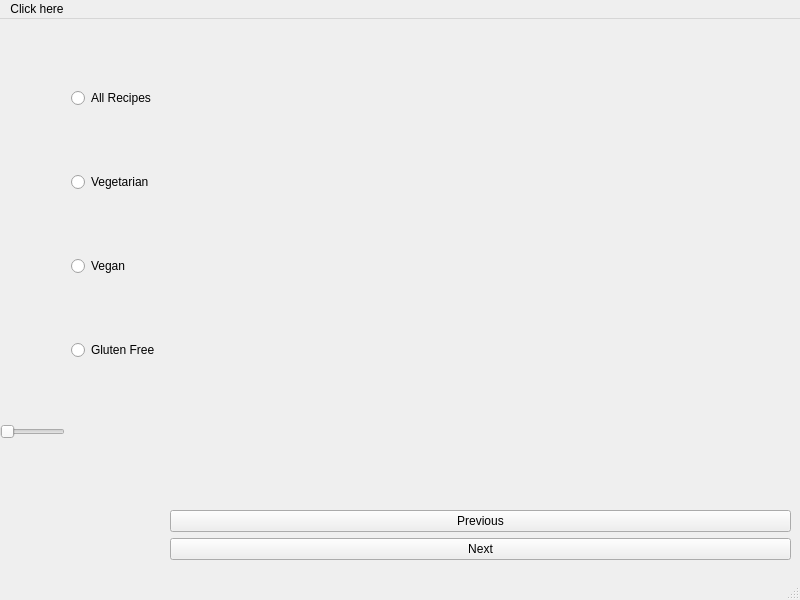
Old version of the form project2023cs4076/mainwindow.ui in the repository jamespb20/cs4076.
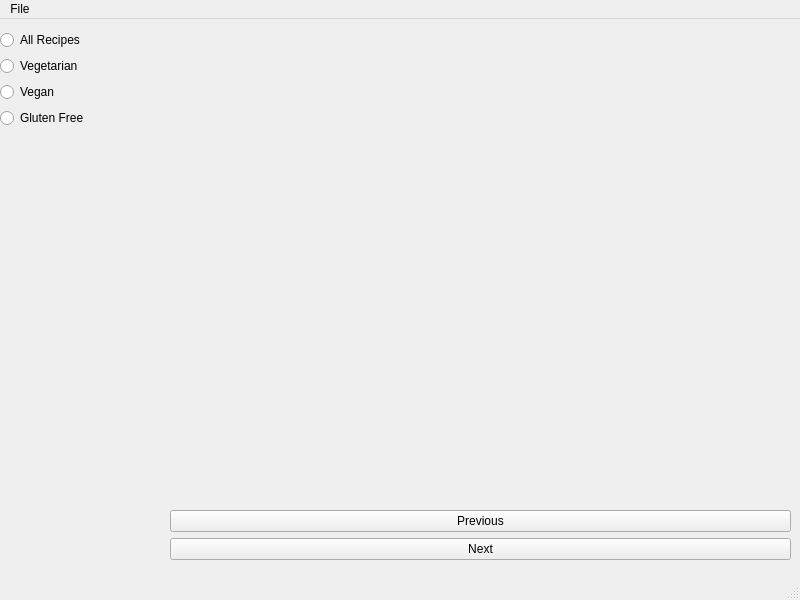
New version of the form.

```diff
--- a/project2023cs4076/mainwindow.ui
+++ b/project2023cs4076/mainwindow.ui
@@ -80,50 +80,71 @@
      <rect>
       <x>0</x>
       <y>11</y>
-      <width>160</width>
+      <width>188</width>
       <height>471</height>
      </rect>
     </property>
     <layout class="QGridLayout" name="gridLayout">
-     <item row="0" column="1">
+     <item row="0" column="0">
       <widget class="QRadioButton" name="allButton">
        <property name="text">
         <string>All Recipes</string>
        </property>
       </widget>
      </item>
-     <item row="3" column="1">
+     <item row="3" column="0">
       <widget class="QRadioButton" name="veganButton">
        <property name="text">
         <string>Vegan</string>
        </property>
       </widget>
      </item>
-     <item row="5" column="1">
+     <item row="5" column="0">
       <widget class="QLabel" name="maxCals">
        <property name="text">
         <string/>
        </property>
       </widget>
      </item>
-     <item row="4" column="1">
+     <item row="4" column="0">
       <widget class="QRadioButton" name="glutenButton">
        <property name="text">
         <string>Gluten Free</string>
        </property>
       </widget>
      </item>
-     <item row="2" column="1">
+     <item row="2" column="0">
       <widget class="QRadioButton" name="vegetarianButton">
        <property name="text">
         <string>Vegetarian</string>
        </property>
       </widget>
      </item>
-     <item row="5" column="0">
-      <widget class="QSlider" name="calSlider">
-       <property name="orientation">
-        <enum>Qt::Horizontal</enum>
+     <item row="3" column="1">
+      <widget class="QLabel" name="label">
+       <property name="text">
+        <string/>
+       </property>
+      </widget>
+     </item>
+     <item row="4" column="1">
+      <widget class="QLabel" name="label_2">
+       <property name="text">
+        <string/>
+       </property>
+      </widget>
+     </item>
+     <item row="2" column="1">
+      <widget class="QLabel" name="label_3">
+       <property name="text">
+        <string/>
+       </property>
+      </widget>
+     </item>
+     <item row="0" column="1">
+      <widget class="QLabel" name="label_4">
+       <property name="text">
+        <string/>
        </property>
       </widget>
      </item>
@@ -139,15 +160,15 @@
      <height>25</height>
     </rect>
    </property>
-   <widget class="QMenu" name="menuClick_here">
+   <widget class="QMenu" name="menuFile">
     <property name="title">
-     <string>Click here</string>
+     <string>File</string>
     </property>
     <addaction name="separator"/>
     <addaction name="actionReset"/>
     <addaction name="actionExit"/>
    </widget>
-   <addaction name="menuClick_here"/>
+   <addaction name="menuFile"/>
   </widget>
   <widget class="QStatusBar" name="statusbar"/>
   <action name="actionReset">
```
Left out of the diff: 13 changed lines with no effect on the pictures.
